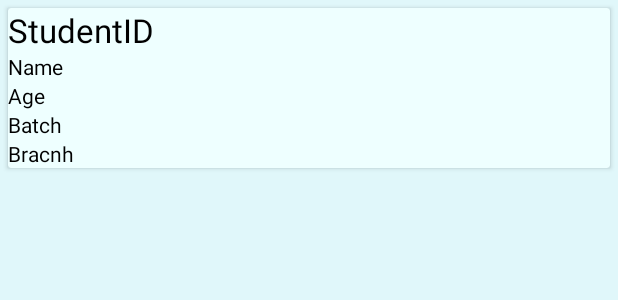
After one commit to TheArhaam/Android-StudentAMS, an Android app: the layout list_students.xml on its own in the app's theme, with its tools: preview values and no code run, on a phone screen of 412 x 824 dp. The commit adds this screen. Shown: the top 300 px of the screen. Run offline under Robolectric (Android 15) with nearby library versions, the phone set to English and light mode, and no system bars.

Commit message:
AddStudent optimized, Students displayed branch & batch wise with RecyclerView

```diff
--- a/app/build.gradle
+++ b/app/build.gradle
@@ -31,6 +31,8 @@ dependencies {
     testImplementation 'junit:junit:4.12'
     androidTestImplementation 'androidx.test:runner:1.1.0-alpha4'
     androidTestImplementation 'androidx.test.espresso:espresso-core:3.1.0-alpha4'
+    implementation 'androidx.recyclerview:recyclerview:1.0.0'
+    implementation 'androidx.cardview:cardview:1.0.0'
 
     //For SimplifiedCoding bottom navigation (Android Jetpack)
 
--- /dev/null
+++ b/app/src/main/res/layout/list_students.xml
@@ -0,0 +1,49 @@
+<?xml version="1.0" encoding="utf-8"?>
+<LinearLayout xmlns:android="http://schemas.android.com/apk/res/android"
+    xmlns:app="http://schemas.android.com/apk/res-auto"
+    android:orientation="vertical"
+    android:layout_width="match_parent"
+    android:layout_height="wrap_content">
+
+    <androidx.cardview.widget.CardView
+        android:layout_margin="5dp"
+        android:layout_width="match_parent"
+        android:layout_height="match_parent"
+        app:cardBackgroundColor="#eeffff">
+
+        <LinearLayout
+            android:layout_width="match_parent"
+            android:layout_height="wrap_content"
+            android:orientation="vertical"
+            android:id="@+id/studentitem">
+            <TextView
+                android:id="@+id/textView22"
+                android:layout_width="match_parent"
+                android:layout_height="wrap_content"
+                android:text="StudentID"
+                android:textAppearance="@style/Base.TextAppearance.AppCompat.Large"/>
+
+            <TextView
+                android:id="@+id/textView24"
+                android:layout_width="match_parent"
+                android:layout_height="wrap_content"
+                android:text="Name" />
+            <TextView
+                android:id="@+id/textView25"
+                android:layout_width="match_parent"
+                android:layout_height="wrap_content"
+                android:text="Age" />
+            <TextView
+                android:id="@+id/textView26"
+                android:layout_width="match_parent"
+                android:layout_height="wrap_content"
+                android:text="Batch" />
+            <TextView
+                android:id="@+id/textView27"
+                android:layout_width="match_parent"
+                android:layout_height="wrap_content"
+                android:text="Bracnh" />
+
+        </LinearLayout>
+    </androidx.cardview.widget.CardView>
+</LinearLayout>
```
Also changed, not shown: app/src/main/java/com/example/studentams/BasicStudentInfo.java (added, +43 -0 lines), app/src/main/java/com/example/studentams/BasicStudentInfoAdapter.java (added, +77 -0 lines), app/src/main/java/com/example/studentams/StudentsFragment.java (+119 -22 lines), app/src/main/res/layout/fragment_students.xml (+59 -10 lines).
